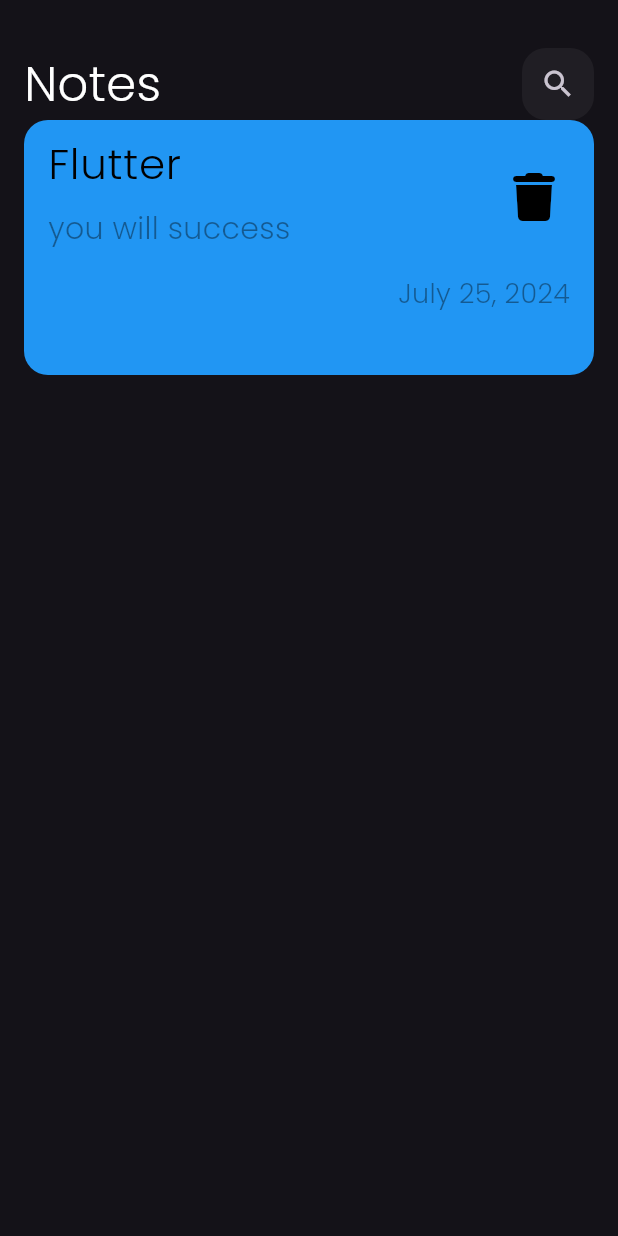
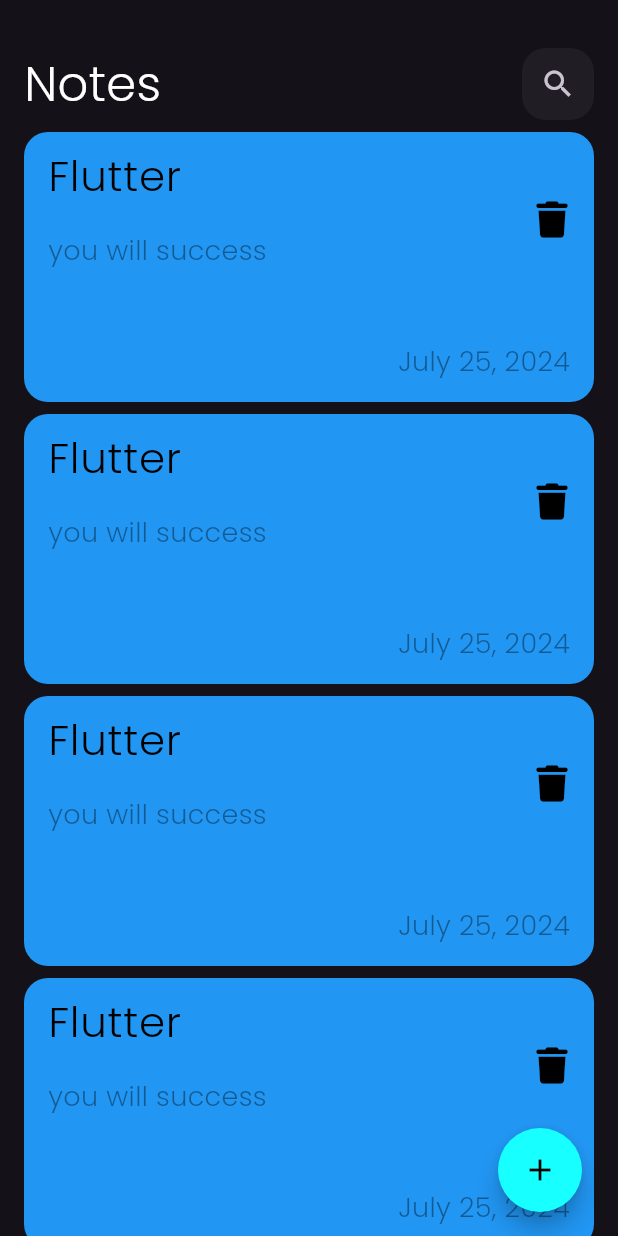
Before and after one commit to galal-mahmoud/notes_app_version1, a Flutter app: the screen it shows after launch, on a phone screen of 412 x 824 dp. Run offline on Flutter 3.47's test engine with Material 3 defaults, Android fonts, the phone set to English and light mode, and no system bars; our stand-ins replace font_awesome_flutter.

Commit message:
create note item, custom field, custom button and add note form

```diff
--- a/lib/views/home_view.dart
+++ b/lib/views/home_view.dart
@@ -1,21 +1,43 @@
 import 'package:flutter/material.dart';
 import 'package:notes_app_version1/widgets/custom_appBar.dart';
 import 'package:notes_app_version1/widgets/home_view_body.dart';
+
+import '../widgets/add_note_form.dart';
 
 class HomeView extends StatelessWidget {
   const HomeView({super.key});
 
   @override
   Widget build(BuildContext context) {
-    return const Scaffold(
-      body: Column(
+    return Scaffold(
+      body: const Column(
         children: [
           CustomAppBar(
             text: 'Notes',
             icon: Icons.search,
           ),
+          SizedBox(
+            height: 8.0,
+          ),
           HomeViewBody(),
         ],
+      ),
+      floatingActionButton: Padding(
+        padding: const EdgeInsetsDirectional.only(end: 8.0),
+        child: FloatingActionButton(
+          onPressed: () {
+            showModalBottomSheet(
+              context: context,
+              builder: (context) =>  const AddNoteForm(),
+            );
+          },
+          shape: const CircleBorder(),
+          backgroundColor: Colors.cyanAccent,
+          child: const Icon(
+            Icons.add,
+            color: Colors.black,
+          ),
+        ),
       ),
     );
   }
--- a/lib/widgets/home_view_body.dart
+++ b/lib/widgets/home_view_body.dart
@@ -1,59 +1,18 @@
+import 'package:flutter/cupertino.dart';
 import 'package:flutter/material.dart';
-import 'package:font_awesome_flutter/font_awesome_flutter.dart';
 
+
+import 'note_item.dart';
 
 class HomeViewBody extends StatelessWidget {
   const HomeViewBody({super.key});
 
   @override
   Widget build(BuildContext context) {
-    return Padding(
-      padding: const EdgeInsets.only(
-        right: 16.0,
-        left: 16.0,
-      ),
-      child: Container(
-          height: 170.0,
-          decoration: BoxDecoration(
-            color: Colors.blue,
-            borderRadius: BorderRadius.circular(16.0),
-          ),
-          child: Column(
-        children: [
-          ListTile(
-            title: const Text(
-              'Flutter',
-              style: TextStyle(fontSize: 28.0, color: Colors.black),
-            ),
-            subtitle: Padding(
-              padding: const EdgeInsets.symmetric(vertical: 8.0),
-              child: Text(
-                'you will success',
-                style: TextStyle(
-                    fontSize: 20.0, color: Colors.black.withOpacity(0.4)),
-              ),
-            ),
-            trailing: const Icon(
-              FontAwesomeIcons.trash,
-              color: Colors.black,
-              size: 32.0,
-            ),
-          ),
-          Row(
-            mainAxisAlignment: MainAxisAlignment.end,
-
-            children: [
-              Padding(
-                padding: const EdgeInsetsDirectional.only(end: 16.0),
-                child: Text(
-                'July 25, 2024',
-                style: TextStyle(
-                    fontSize: 18.0, color: Colors.black.withOpacity(0.4)),
-              ),)
-            ],
-          ),
-        ],
-      )),
-    );
+    return   Expanded(
+        child: ListView.builder(
+          padding: EdgeInsetsDirectional.zero,
+        itemBuilder: (context, index) => const NoteItem(),
+    ),);
   }
 }
--- /dev/null
+++ b/lib/widgets/note_item.dart
@@ -0,0 +1,67 @@
+import 'package:flutter/material.dart';
+import 'package:font_awesome_flutter/font_awesome_flutter.dart';
+
+class NoteItem extends StatelessWidget {
+  const NoteItem({
+    super.key,
+  });
+
+  @override
+  Widget build(BuildContext context) {
+    return Container(
+
+      margin: const EdgeInsetsDirectional.only(start: 16.0, end: 16.0, bottom: 8.0),
+      height: 180.0,
+      decoration: BoxDecoration(
+        color: Colors.blue,
+        borderRadius: BorderRadius.circular(16.0),
+      ),
+      child: Column(
+        children: [
+          ListTile(
+            contentPadding: EdgeInsetsDirectional.zero,
+            title: const Padding(
+              padding: EdgeInsetsDirectional.only(start: 16.0),
+              child: Text(
+                'Flutter',
+                style: TextStyle(fontSize: 28.0, color: Colors.black),
+              ),),
+            subtitle: Padding(
+              padding: const EdgeInsets.symmetric(vertical: 16.0, horizontal: 16.0),
+              child: Text(
+                'you will success',
+                style: TextStyle(
+                    fontSize: 18.0, color: Colors.black.withOpacity(0.4)),
+              ),
+            ),
+            trailing: const Padding(
+                padding: EdgeInsetsDirectional.only(end: 16.0),
+                child: Icon(
+                  FontAwesomeIcons.trash,
+                  color: Colors.black,
+                  size: 24.0,
+                )),
+          ),
+          const SizedBox(
+            height: 24.0,
+          ),
+          Row(
+            mainAxisAlignment: MainAxisAlignment.end,
+            children: [
+              Padding(
+                padding: const EdgeInsetsDirectional.only(
+                  end: 16.0,
+                ),
+                child: Text(
+                  'July 25, 2024',
+                  style: TextStyle(
+                      fontSize: 18.0, color: Colors.black.withOpacity(0.4)),
+                ),
+              ),
+            ],
+          ),
+        ],
+      ),
+    );
+  }
+}
```
Also changed, not shown: lib/widgets/add_note_form.dart (added, +33 -0 lines), lib/widgets/custom_button.dart (added, +29 -0 lines), lib/widgets/custom_field.dart (added, +33 -0 lines).
